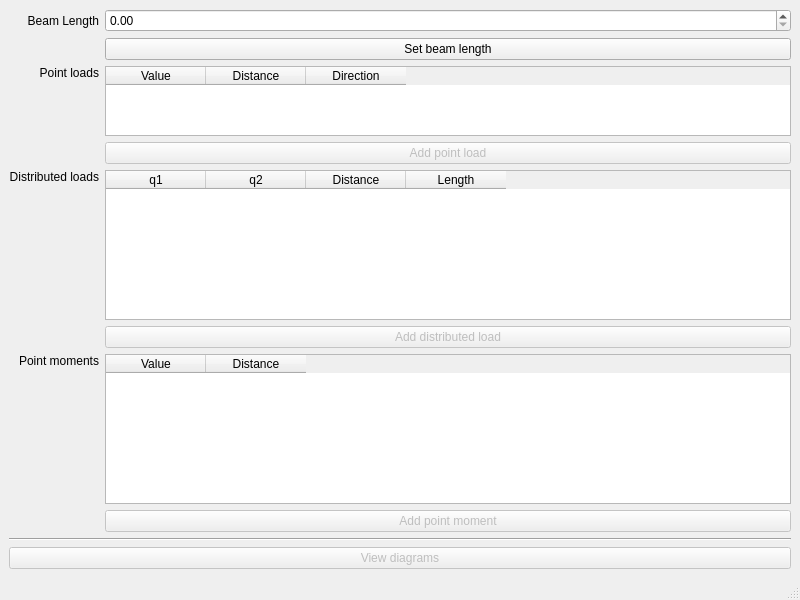
The window that mainwindow.ui (emanuelemaz/easydiagui) describes before a commit, drawn with Qt 5.
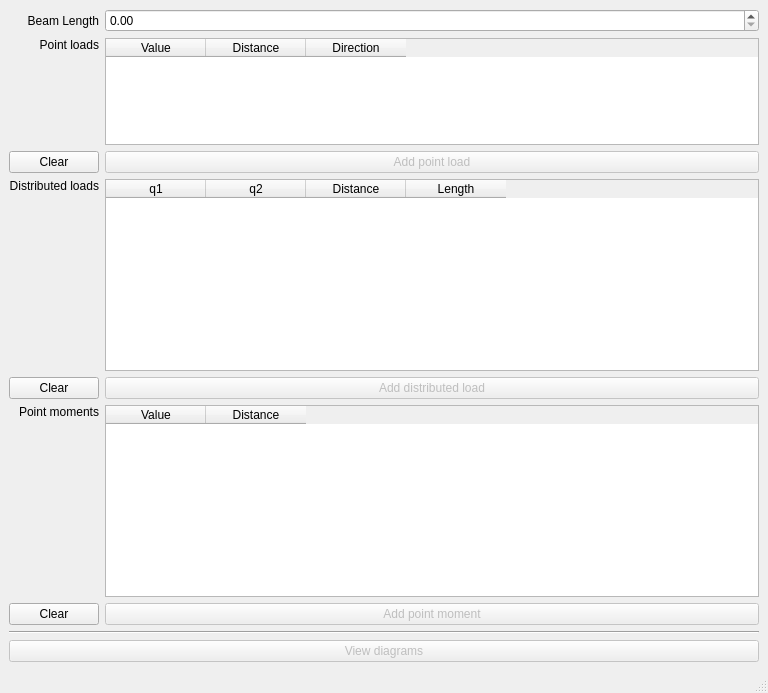
The same window after the commit.

Diff of the .ui file:
```diff
--- a/mainwindow.ui
+++ b/mainwindow.ui
@@ -6,26 +6,88 @@
    <rect>
     <x>0</x>
     <y>0</y>
-    <width>800</width>
-    <height>600</height>
+    <width>768</width>
+    <height>693</height>
    </rect>
   </property>
+  <property name="minimumSize">
+   <size>
+    <width>768</width>
+    <height>0</height>
+   </size>
+  </property>
   <property name="windowTitle">
    <string>Easydiag</string>
   </property>
   <widget class="QWidget" name="centralwidget">
    <layout class="QGridLayout" name="gridLayout">
-    <item row="14" column="0" colspan="2">
-     <widget class="QPushButton" name="diagBtn">
-      <property name="enabled">
-       <bool>false</bool>
+    <item row="0" column="0">
+     <widget class="QLabel" name="beamLabel">
+      <property name="text">
+       <string>Beam Length</string>
       </property>
+      <property name="alignment">
+       <set>Qt::AlignRight|Qt::AlignTrailing|Qt::AlignVCenter</set>
+      </property>
+     </widget>
+    </item>
+    <item row="6" column="1">
+     <widget class="QTableWidget" name="distributedLoadsTbl">
+      <property name="frameShadow">
+       <enum>QFrame::Plain</enum>
+      </property>
+      <property name="editTriggers">
+       <set>QAbstractItemView::NoEditTriggers</set>
+      </property>
+      <property name="alternatingRowColors">
+       <bool>true</bool>
+      </property>
+      <property name="selectionMode">
+       <enum>QAbstractItemView::SingleSelection</enum>
+      </property>
+      <column>
+       <property name="text">
+        <string>q1</string>
+       </property>
+      </column>
+      <column>
+       <property name="text">
+        <string>q2</string>
+       </property>
+      </column>
+      <column>
+       <property name="text">
+        <string>Distance</string>
+       </property>
+      </column>
+      <column>
+       <property name="text">
+        <string>Length</string>
+       </property>
+      </column>
+     </widget>
+    </item>
+    <item row="10" column="0">
+     <widget class="QLabel" name="pointMomentsLabel">
       <property name="text">
-       <string>View diagrams</string>
+       <string>Point moments</string>
       </property>
+      <property name="alignment">
+       <set>Qt::AlignRight|Qt::AlignTop|Qt::AlignTrailing</set>
+      </property>
      </widget>
     </item>
-    <item row="3" column="1">
+    <item row="0" column="1">
+     <widget class="QDoubleSpinBox" name="beamSpinBox">
+      <property name="locale">
+       <locale language="English" country="UnitedStates"/>
+      </property>
+      <property name="keyboardTracking">
+       <bool>true</bool>
+      </property>
+     </widget>
+    </item>
+    <item row="2" column="1">
      <widget class="QTableWidget" name="pointLoadsTbl">
       <property name="frameShadow">
        <enum>QFrame::Plain</enum>
@@ -62,34 +124,7 @@
       </column>
      </widget>
     </item>
-    <item row="8" column="1">
-     <widget class="QPushButton" name="distributedLoadBtn">
-      <property name="enabled">
-       <bool>false</bool>
-      </property>
-      <property name="text">
-       <string>Add distributed load</string>
-      </property>
-     </widget>
-    </item>
-    <item row="4" column="1">
-     <widget class="QPushButton" name="pointLoadBtn">
-      <property name="enabled">
-       <bool>false</bool>
-      </property>
-      <property name="text">
-       <string>Add point load</string>
-      </property>
-     </widget>
-    </item>
-    <item row="1" column="1">
-     <widget class="QPushButton" name="beamBtn">
-      <property name="text">
-       <string>Set beam length</string>
-      </property>
-     </widget>
-    </item>
-    <item row="3" column="0">
+    <item row="2" column="0">
      <widget class="QLabel" name="pointLoadsLabel">
       <property name="text">
        <string>Point loads</string>
@@ -99,113 +134,60 @@
       </property>
      </widget>
     </item>
-    <item row="7" column="0">
-     <widget class="QLabel" name="distributedLoadsLabel">
-      <property name="text">
-       <string>Distributed loads</string>
+    <item row="10" column="1">
+     <widget class="QTableWidget" name="pointMomentsTbl">
+      <property name="frameShadow">
+       <enum>QFrame::Plain</enum>
       </property>
-      <property name="alignment">
-       <set>Qt::AlignRight|Qt::AlignTop|Qt::AlignTrailing</set>
+      <property name="editTriggers">
+       <set>QAbstractItemView::NoEditTriggers</set>
       </property>
-     </widget>
-    </item>
-    <item row="0" column="1">
-     <widget class="QDoubleSpinBox" name="beamSpinBox">
-      <property name="locale">
-       <locale language="English" country="UnitedKingdom"/>
+      <property name="alternatingRowColors">
+       <bool>true</bool>
       </property>
+      <property name="selectionMode">
+       <enum>QAbstractItemView::SingleSelection</enum>
+      </property>
+      <column>
+       <property name="text">
+        <string>Value</string>
+       </property>
+      </column>
+      <column>
+       <property name="text">
+        <string>Distance</string>
+       </property>
+      </column>
      </widget>
     </item>
     <item row="13" column="0" colspan="2">
+     <widget class="QPushButton" name="diagBtn">
+      <property name="enabled">
+       <bool>false</bool>
+      </property>
+      <property name="text">
+       <string>View diagrams</string>
+      </property>
+     </widget>
+    </item>
+    <item row="12" column="0" colspan="2">
      <widget class="Line" name="line">
       <property name="orientation">
        <enum>Qt::Horizontal</enum>
       </property>
      </widget>
     </item>
+    <item row="6" column="0">
+     <widget class="QLabel" name="distributedLoadsLabel">
+      <property name="text">
+       <string>Distributed loads</string>
+      </property>
+      <property name="alignment">
+       <set>Qt::AlignRight|Qt::AlignTop|Qt::AlignTrailing</set>
+      </property>
+     </widget>
+    </item>
     <item row="11" column="1">
-     <widget class="QTableWidget" name="pointMomentsTbl">
-      <property name="frameShadow">
-       <enum>QFrame::Plain</enum>
-      </property>
-      <property name="editTriggers">
-       <set>QAbstractItemView::NoEditTriggers</set>
-      </property>
-      <property name="alternatingRowColors">
-       <bool>true</bool>
-      </property>
-      <property name="selectionMode">
-       <enum>QAbstractItemView::SingleSelection</enum>
-      </property>
-      <column>
-       <property name="text">
-        <string>Value</string>
-       </property>
-      </column>
-      <column>
-       <property name="text">
-        <string>Distance</string>
-       </property>
-      </column>
-     </widget>
-    </item>
-    <item row="11" column="0">
-     <widget class="QLabel" name="pointMomentsLabel">
-      <property name="text">
-       <string>Point moments</string>
-      </property>
-      <property name="alignment">
-       <set>Qt::AlignRight|Qt::AlignTop|Qt::AlignTrailing</set>
-      </property>
-     </widget>
-    </item>
-    <item row="7" column="1">
-     <widget class="QTableWidget" name="distributedLoadsTbl">
-      <property name="frameShadow">
-       <enum>QFrame::Plain</enum>
-      </property>
-      <property name="editTriggers">
-       <set>QAbstractItemView::NoEditTriggers</set>
-      </property>
-      <property name="alternatingRowColors">
-       <bool>true</bool>
-      </property>
-      <property name="selectionMode">
-       <enum>QAbstractItemView::SingleSelection</enum>
-      </property>
-      <column>
-       <property name="text">
-        <string>q1</string>
-       </property>
-      </column>
-      <column>
-       <property name="text">
-        <string>q2</string>
-       </property>
-      </column>
-      <column>
-       <property name="text">
-        <string>Distance</string>
-       </property>
-      </column>
-      <column>
-       <property name="text">
-        <string>Length</string>
-       </property>
-      </column>
-     </widget>
-    </item>
-    <item row="0" column="0">
-     <widget class="QLabel" name="beamLabel">
-      <property name="text">
-       <string>Beam Length</string>
-      </property>
-      <property name="alignment">
-       <set>Qt::AlignRight|Qt::AlignTrailing|Qt::AlignVCenter</set>
-      </property>
-     </widget>
-    </item>
-    <item row="12" column="1">
      <widget class="QPushButton" name="pointMomentBtn">
       <property name="enabled">
        <bool>false</bool>
@@ -215,6 +197,47 @@
       </property>
      </widget>
     </item>
+    <item row="7" column="1">
+     <widget class="QPushButton" name="distributedLoadBtn">
+      <property name="enabled">
+       <bool>false</bool>
+      </property>
+      <property name="text">
+       <string>Add distributed load</string>
+      </property>
+     </widget>
+    </item>
+    <item row="3" column="1">
+     <widget class="QPushButton" name="pointLoadBtn">
+      <property name="enabled">
+       <bool>false</bool>
+      </property>
+      <property name="text">
+       <string>Add point load</string>
+      </property>
+     </widget>
+    </item>
+    <item row="3" column="0">
+     <widget class="QPushButton" name="clrPl">
+      <property name="text">
+       <string>Clear</string>
+      </property>
+     </widget>
+    </item>
+    <item row="7" column="0">
+     <widget class="QPushButton" name="clrDl">
+      <property name="text">
+       <string>Clear</string>
+      </property>
+     </widget>
+    </item>
+    <item row="11" column="0">
+     <widget class="QPushButton" name="clrPm">
+      <property name="text">
+       <string>Clear</string>
+      </property>
+     </widget>
+    </item>
    </layout>
   </widget>
   <widget class="QMenuBar" name="menubar">
```
Left out of the diff: 2 changed lines with no effect on the pictures.
